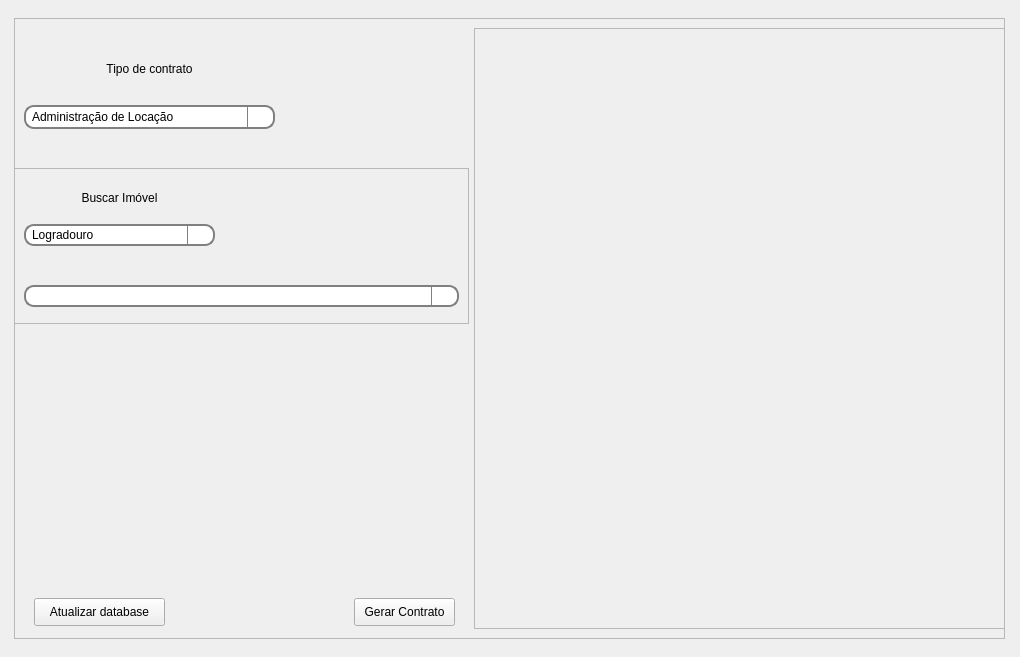
Old version of the form front/ui/Main.ui in the repository tiagodsg1/gerador_contratos.
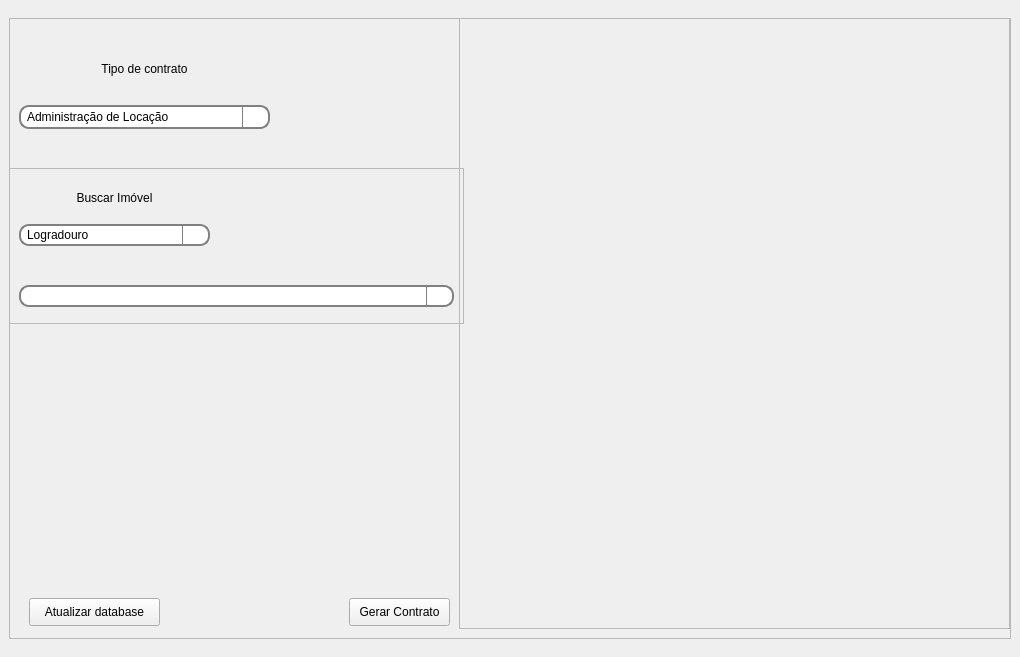
New version of the form. Icons and pictures are not drawn.

Commit message: Update Layout main

```diff
--- a/front/ui/Main.ui
+++ b/front/ui/Main.ui
@@ -37,8 +37,8 @@
   </property>
   <widget class="QWidget" name="centralwidget">
    <layout class="QGridLayout" name="gridLayout">
-    <item row="0" column="1">
-     <spacer name="verticalSpacer_2">
+    <item row="2" column="1">
+     <spacer name="verticalSpacer">
       <property name="orientation">
        <enum>Qt::Vertical</enum>
       </property>
@@ -50,20 +50,7 @@
       </property>
      </spacer>
     </item>
-    <item row="1" column="0">
-     <spacer name="horizontalSpacer">
-      <property name="orientation">
-       <enum>Qt::Horizontal</enum>
-      </property>
-      <property name="sizeHint" stdset="0">
-       <size>
-        <width>40</width>
-        <height>20</height>
-       </size>
-      </property>
-     </spacer>
-    </item>
-    <item row="1" column="1" colspan="2">
+    <item row="1" column="0" colspan="2">
      <widget class="QFrame" name="frame_2">
       <property name="minimumSize">
        <size>
@@ -334,10 +321,10 @@
       <widget class="QFrame" name="frame_3">
        <property name="geometry">
         <rect>
-         <x>460</x>
-         <y>10</y>
-         <width>531</width>
-         <height>601</height>
+         <x>450</x>
+         <y>0</y>
+         <width>551</width>
+         <height>611</height>
         </rect>
        </property>
        <property name="frameShape">
@@ -396,21 +383,8 @@
       </widget>
      </widget>
     </item>
-    <item row="1" column="3">
-     <spacer name="horizontalSpacer_2">
-      <property name="orientation">
-       <enum>Qt::Horizontal</enum>
-      </property>
-      <property name="sizeHint" stdset="0">
-       <size>
-        <width>40</width>
-        <height>20</height>
-       </size>
-      </property>
-     </spacer>
-    </item>
-    <item row="2" column="2">
-     <spacer name="verticalSpacer">
+    <item row="0" column="0">
+     <spacer name="verticalSpacer_2">
       <property name="orientation">
        <enum>Qt::Vertical</enum>
       </property>
```
The commit also changes 1 other file.
